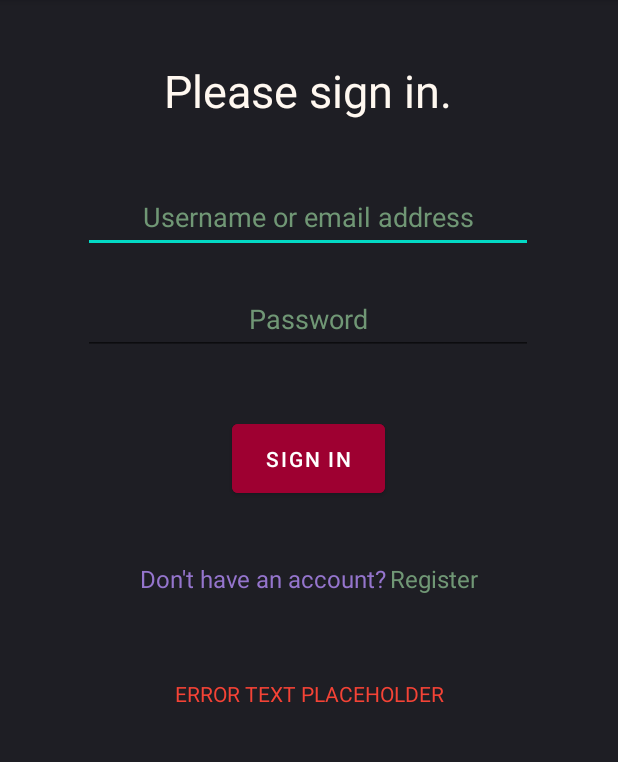
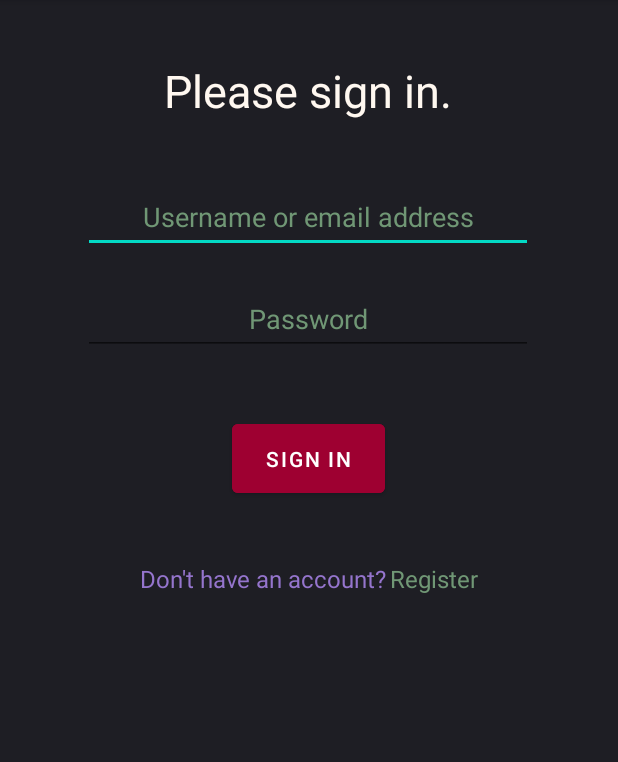
Before and after one commit to MingHaoC/COMP4200, an Android app: the screen it shows after launch (LoginActivity), on a phone screen of 412 x 824 dp, the part 84-846 px from its top. Run offline under Robolectric (Android 15) with nearby library versions, the phone set to English and light mode, and no system bars; our stand-ins replace Firebase (no records; nobody signed in at launch, a user with empty details on screens opened directly).

Commit message:
resolve conflict

```diff
--- a/app/src/main/AndroidManifest.xml
+++ b/app/src/main/AndroidManifest.xml
@@ -15,7 +15,7 @@
             android:name=".ProfileActivity"
             android:exported="false" />
         <activity
-            android:name=".MainActivity"
+            android:name=".TimelineActivity"
             android:exported="true">
             <intent-filter>
                 <action android:name="android.intent.action.MAIN" />
--- a/app/src/main/java/com/example/comp4200/ComposeTweetActivity.java
+++ b/app/src/main/java/com/example/comp4200/ComposeTweetActivity.java
@@ -45,7 +45,7 @@ public class ComposeTweetActivity extends AppCompatActivity {
                     error = "";
                     //send tweet to db
                     //then send user back to home page/timeline
-                    startActivity(new Intent(view.getContext(), MainActivity.class));
+                    startActivity(new Intent(view.getContext(), TimelineActivity.class));
                 }
 
                 errorText.setText(error);
--- a/app/src/main/java/com/example/comp4200/MainActivity.java
+++ /dev/null
@@ -1,51 +0,0 @@
-package com.example.comp4200;
-
-import androidx.appcompat.app.AppCompatActivity;
-
-import android.content.Intent;
-import android.os.Bundle;
-import android.view.View;
-import android.widget.Button;
-
-import com.example.comp4200.service.AuthenticationService;
-import com.example.comp4200.service.impl.AuthenticationServiceImpl;
-import com.google.firebase.auth.FirebaseAuth;
-import com.google.firebase.auth.FirebaseUser;
-
-public class MainActivity extends AppCompatActivity {
-
-    AuthenticationService authenticationService = new AuthenticationServiceImpl();
-    FirebaseAuth firebaseAuth;
-
-    @Override
-    protected void onCreate(Bundle savedInstanceState) {
-        super.onCreate(savedInstanceState);
-        setContentView(R.layout.activity_main);
-
-        Button toLoginButton = findViewById(R.id.login_button_main);
-
-        toLoginButton.setOnClickListener(new View.OnClickListener() {
-            @Override
-            public void onClick(View view) {
-                startActivity(new Intent(view.getContext(), LoginActivity.class));
-            }
-        });
-
-        firebaseAuth = FirebaseAuth.getInstance();
-
-        // authenticationService.register(this,"Test", "test", "chen1fl@uwindsor.ca", "password123!", "I am a new twitter user");
-
-        // authenticationService.login(this, "chen1fl@uwindsor.ca", "password123!");
-
-    }
-
-    @Override
-    protected void onStart() {
-        super.onStart();
-        firebaseAuth = FirebaseAuth.getInstance();
-        FirebaseUser user = firebaseAuth.getCurrentUser();
-        if (user == null)
-            startActivity(new Intent(this, LoginActivity.class));
-    }
-
-}
--- a/app/src/main/java/com/example/comp4200/TimelineActivity.java
+++ b/app/src/main/java/com/example/comp4200/TimelineActivity.java
@@ -4,9 +4,14 @@ import androidx.appcompat.app.AppCompatActivity;
 import androidx.recyclerview.widget.LinearLayoutManager;
 import androidx.recyclerview.widget.RecyclerView;
 
+import android.content.Intent;
 import android.os.Bundle;
 
 import com.example.comp4200.model.Tweet;
+import com.example.comp4200.service.AuthenticationService;
+import com.example.comp4200.service.impl.AuthenticationServiceImpl;
+import com.google.firebase.auth.FirebaseAuth;
+import com.google.firebase.auth.FirebaseUser;
 
 import java.util.ArrayList;
 
@@ -14,35 +19,36 @@ public class TimelineActivity extends AppCompatActivity {
 
     RecyclerView recyclerView;
     TweetRecyclerAdapter adapter;
+    ArrayList<Tweet> tweets = new ArrayList<>();
 
-    ArrayList<Tweet> tweets = new ArrayList<>();
+    AuthenticationService authenticationService = new AuthenticationServiceImpl();
+    FirebaseAuth firebaseAuth;
 
     @Override
     protected void onCreate(Bundle savedInstanceState) {
         super.onCreate(savedInstanceState);
-        setContentView(R.layout.activity_main);
-
-        System.out.println("testin1");
+        setContentView(R.layout.activity_timeline);
 
         recyclerView = findViewById(R.id.recyclerViewTweets);
-
-        System.out.println("testin2");
 
         String tweet1 = "This is a tweet. I am testing tweets right now :D";
         String tweet2 = "This is another tweet. I am testing another tweet right now :):):)";
         tweets.add(new Tweet(1, tweet1));
         tweets.add(new Tweet(2, tweet2));
 
-        System.out.println("testin3");
-
         adapter = new TweetRecyclerAdapter(TimelineActivity.this, tweets);
         recyclerView.setLayoutManager(new LinearLayoutManager(TimelineActivity.this));
         recyclerView.setAdapter(adapter);
 
-        System.out.println("testin4");
-
     }
 
-
+    @Override
+    protected void onStart() {
+        super.onStart();
+        firebaseAuth = FirebaseAuth.getInstance();
+        FirebaseUser user = firebaseAuth.getCurrentUser();
+        if (user == null)
+            startActivity(new Intent(this, LoginActivity.class));
+    }
 
 }
--- a/app/src/main/res/layout/login_activity.xml
+++ b/app/src/main/res/layout/login_activity.xml
@@ -81,19 +81,6 @@
         app:layout_constraintTop_toBottomOf="@+id/login_buttonLogin" />
 
     <TextView
-        android:id="@+id/login_textError"
-        android:layout_width="287dp"
-        android:layout_height="51dp"
-        android:layout_marginTop="40dp"
-        android:gravity="center"
-        android:hint="@string/error_text_placeholder"
-        android:textColor="#9E0031"
-        android:textColorHint="#F44336"
-        app:layout_constraintEnd_toEndOf="parent"
-        app:layout_constraintStart_toStartOf="parent"
-        app:layout_constraintTop_toBottomOf="@+id/login_textDonthave" />
-
-    <TextView
         android:id="@+id/login_textTitle"
         android:layout_width="wrap_content"
         android:layout_height="wrap_content"
```
Also changed, not shown: app/src/main/java/com/example/comp4200/service/impl/AuthenticationServiceImpl.java (+3 -10 lines), app/src/main/res/layout/activity_timeline.xml (renamed from app/src/main/res/layout/activity_main.xml, +1 -11 lines).
